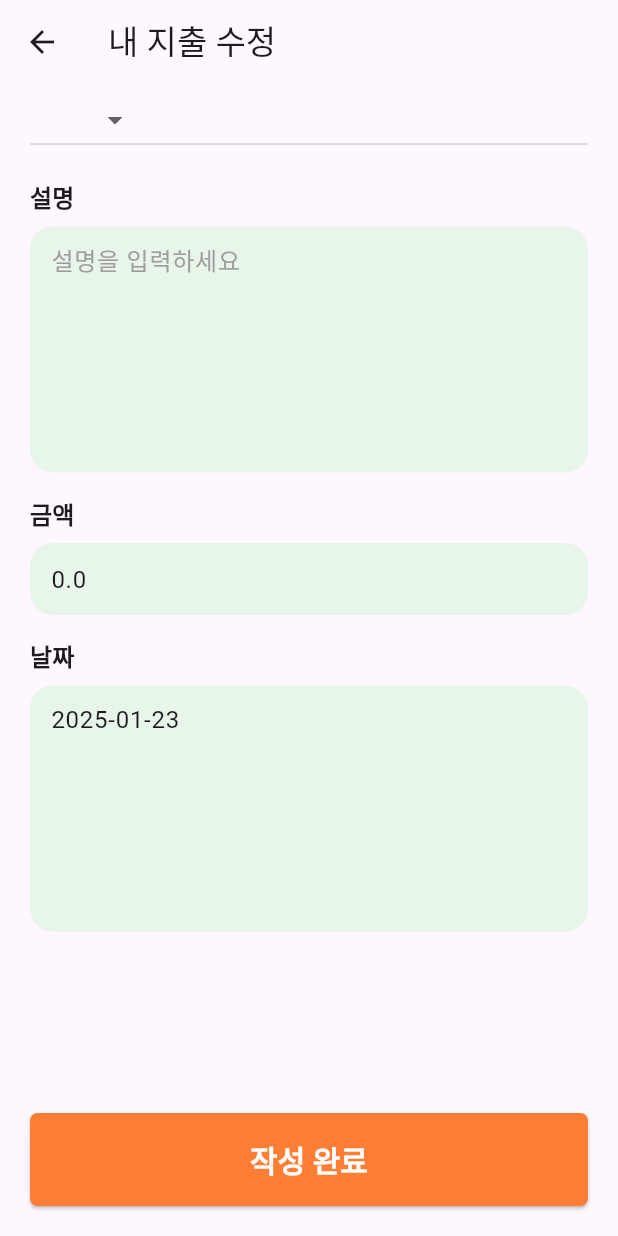
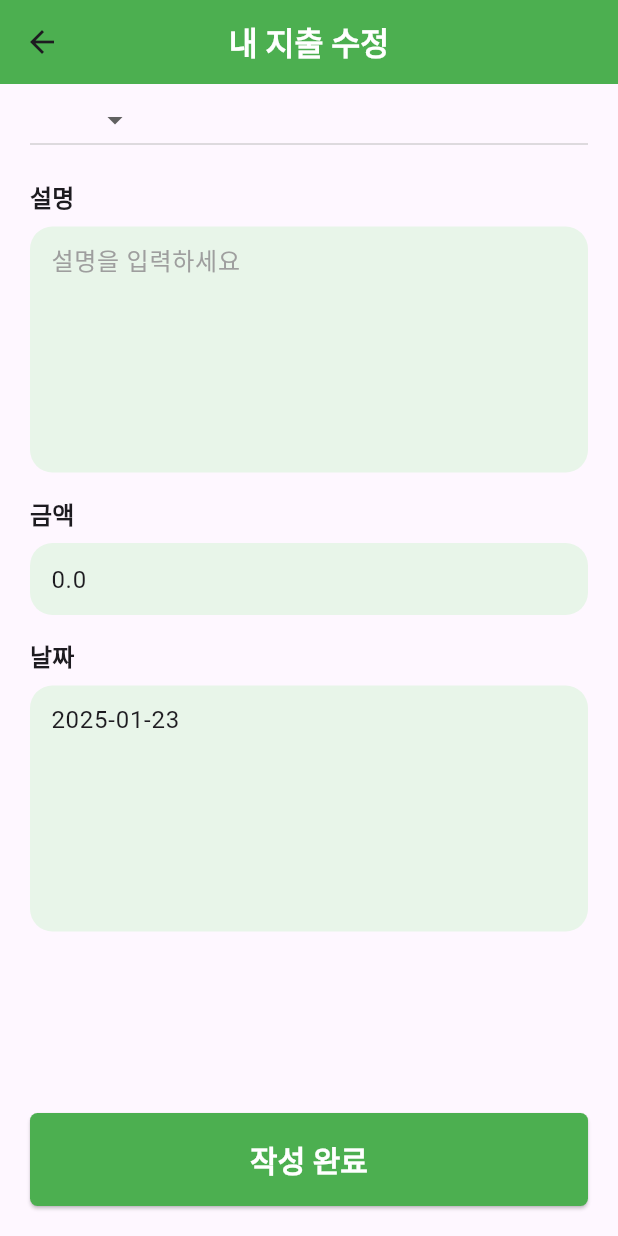
Before and after one commit to GGeunit/MABook, a Flutter app: the ExpenseEdit screen opened directly with empty values, on a phone screen of 412 x 824 dp. Run offline on Flutter 3.47's test engine with Material 3 defaults, Android fonts, the phone set to English and light mode, and no system bars; our stand-ins replace get, get_storage, image_picker, timeago, webview_flutter; accounts and stored records are empty; Roboto replaces fonts that are missing (Noto Sans).

Commit message:
UI 수정

```diff
--- a/carrot_flutter-main/lib/src/screen/expense/edit.dart
+++ b/carrot_flutter-main/lib/src/screen/expense/edit.dart
@@ -57,7 +57,14 @@ class _ExpenseEditState extends State<ExpenseEdit> {
   @override
   Widget build(BuildContext context) {
     return Scaffold(
-      appBar: AppBar(title: const Text('내 지출 수정')),
+      appBar: AppBar(
+        title: const Text('내 지출 수정'),
+        titleTextStyle: const TextStyle(
+            color: Colors.white, fontSize: 21, fontWeight: FontWeight.bold),
+        elevation: 0,
+        centerTitle: true,
+        backgroundColor: Colors.green,
+      ),
       body: Padding(
         padding: const EdgeInsets.symmetric(horizontal: 20),
         child: Column(
@@ -113,6 +120,9 @@ class _ExpenseEditState extends State<ExpenseEdit> {
               padding: const EdgeInsets.symmetric(vertical: 20),
               child: ElevatedButton(
                 onPressed: _submit,
+                style: ElevatedButton.styleFrom(
+                  backgroundColor: Colors.green,
+                ),
                 child: const Text('작성 완료'),
               ),
             ),
```
Also changed, not shown: carrot_flutter-main/lib/src/screen/expense/show.dart (+41 -8 lines).
